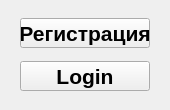
Before: the Qt Designer form RegWindow.ui in Capybarus/Avangard, drawn with Qt 5.
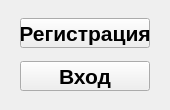
After: the same form once the commit is applied.

```diff
--- a/RegWindow.ui
+++ b/RegWindow.ui
@@ -37,7 +37,7 @@
       </font>
      </property>
      <property name="text">
-      <string>Login</string>
+      <string>Вход</string>
      </property>
     </widget>
    </item>
```
Left out of the diff: 3 changed lines with no effect on the pictures.
